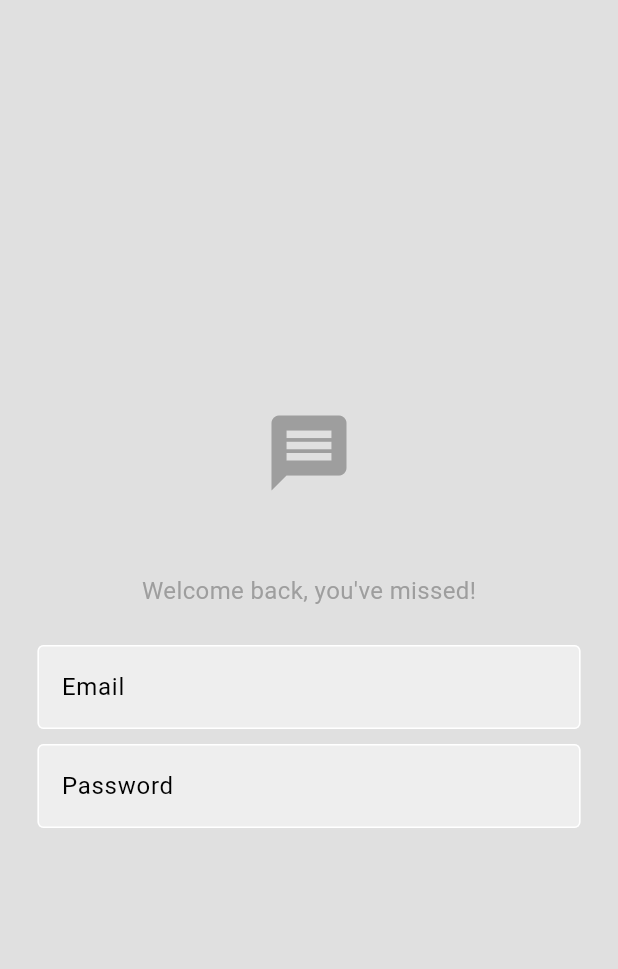
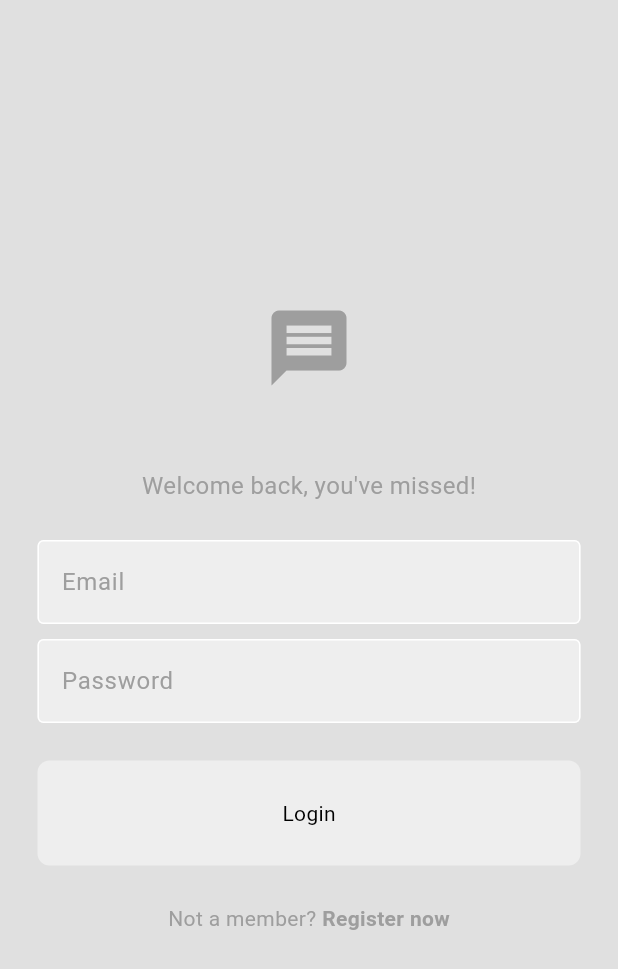
Before and after one commit to Seyam7/chatterBox_flutter, a Flutter app: the screen it shows after launch, on a phone screen of 412 x 824 dp. Shown: the top 969 px of the screen. Run offline on Flutter 3.47's test engine with Material 3 defaults, Android fonts, the light colour scheme and no system bars.

Commit message:
custom button created, and login page design completed

```diff
--- /dev/null
+++ b/lib/components/my_button.dart
@@ -0,0 +1,32 @@
+import 'package:flutter/material.dart';
+
+class MyButton extends StatelessWidget {
+
+  final void Function()? onTap;
+  final String text;
+
+  const MyButton({
+    super.key,
+    required this.text,
+    this.onTap,
+  });
+
+  @override
+  Widget build(BuildContext context) {
+    return GestureDetector(
+      onTap: onTap,
+      child: Container(
+        padding: EdgeInsets.all(25),
+        margin: EdgeInsets.symmetric(horizontal: 25),
+        decoration: BoxDecoration(
+          color: Theme.of(context).colorScheme.secondary,
+          borderRadius: BorderRadius.circular(8),
+
+        ),
+        child: Center(
+          child: Text(text),
+        ),
+      ),
+    );
+  }
+}
--- a/lib/components/my_textfield.dart
+++ b/lib/components/my_textfield.dart
@@ -3,9 +3,14 @@ import 'package:flutter/material.dart';
 class MyTextfield extends StatelessWidget {
 
   final String hintText;
+  final bool obscureText;
+  final TextEditingController controller;
+
   const MyTextfield({
     super.key,
     required this.hintText,
+    required this.obscureText,
+    required this.controller,
   });
 
   @override
@@ -13,6 +18,8 @@ class MyTextfield extends StatelessWidget {
     return Padding(
       padding: const EdgeInsets.symmetric(horizontal: 25),
       child: TextField(
+        controller: controller,
+        obscureText: obscureText,
         decoration: InputDecoration(
           enabledBorder: OutlineInputBorder(
             borderSide: BorderSide(
@@ -27,6 +34,9 @@ class MyTextfield extends StatelessWidget {
           fillColor: Theme.of(context).colorScheme.secondary,
           filled: true,
           hintText: hintText,
+          hintStyle: TextStyle(
+            color: Theme.of(context).colorScheme.primary,
+          ),
         ),
       ),
     );
--- a/lib/pages/login_page.dart
+++ b/lib/pages/login_page.dart
@@ -1,8 +1,15 @@
+import 'package:chatter_box_flutter/components/my_button.dart';
 import 'package:chatter_box_flutter/components/my_textfield.dart';
 import 'package:flutter/material.dart';
 
 class LoginPage extends StatelessWidget {
-  const LoginPage({super.key});
+
+  final TextEditingController _emailController = TextEditingController();
+  final TextEditingController _passwordController = TextEditingController();
+  LoginPage({super.key});
+
+  // login method
+  void login(){}
 
   @override
   Widget build(BuildContext context) {
@@ -33,17 +40,45 @@ class LoginPage extends StatelessWidget {
             // email text field
             MyTextfield(
               hintText: 'Email',
+              obscureText: false,
+              controller: _emailController,
             ),
             SizedBox(height: 10,),
 
             // password text field
             MyTextfield(
               hintText: 'Password',
+              obscureText: true,
+              controller: _passwordController,
             ),
+            SizedBox(height: 25,),
 
             // login button
+            MyButton(
+              text: 'Login',
+              onTap: login,
+            ),
+            SizedBox(height: 25,),
 
             // register button
+            Row(
+              mainAxisAlignment: MainAxisAlignment.center,
+              children: [
+                Text(
+                  'Not a member? ',
+                  style: TextStyle(
+                      color: Theme.of(context).colorScheme.primary,
+                  ),
+                ),
+                Text(
+                  'Register now',
+                  style: TextStyle(
+                      fontWeight: FontWeight.bold,
+                    color: Theme.of(context).colorScheme.primary,
+                  ),
+                ),
+              ],
+            )
           ],
         ),
       ),
--- /dev/null
+++ b/lib/pages/register_page.dart
@@ -0,0 +1,10 @@
+import 'package:flutter/material.dart';
+
+class RegisterPage extends StatelessWidget {
+  const RegisterPage({super.key});
+
+  @override
+  Widget build(BuildContext context) {
+    return Scaffold();
+  }
+}
```
